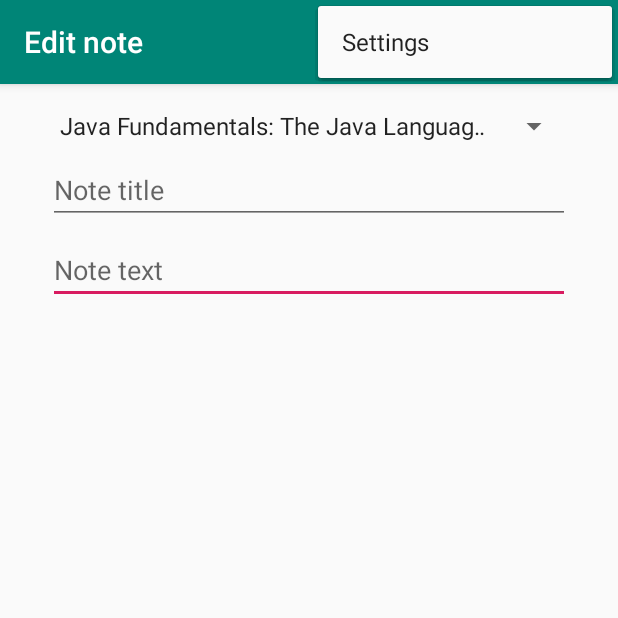
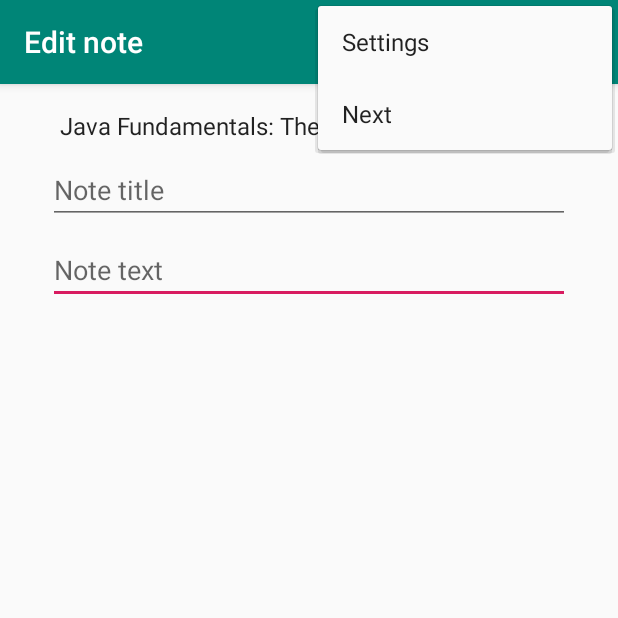
Before and after one commit to thekamilpro/learning, an Android app: the MainActivity screen opened directly, with no data from a screen before it, with the options menu open, on a phone screen of 412 x 824 dp, the top half of it. Run offline under Robolectric (Android 15) with nearby library versions, the phone set to English and light mode, and no system bars.

Commit message:
Added next action overflow

```diff
--- a/Android/NoteKeeper/app/src/main/res/menu/menu_main.xml
+++ b/Android/NoteKeeper/app/src/main/res/menu/menu_main.xml
@@ -7,4 +7,8 @@
         android:orderInCategory="100"
         android:title="@string/action_settings"
         app:showAsAction="never" />
+    <item
+        android:id="@+id/action_next"
+        android:orderInCategory="101"
+        android:title="Next" />
 </menu>
```
Also changed, not shown: Android/NoteKeeper/app/src/main/java/com/example/notekeeper/MainActivity.kt (+9 -0 lines).
